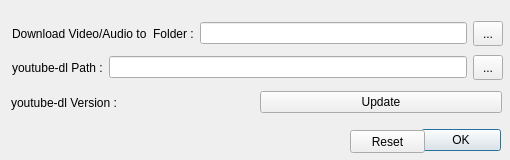
The window that src/videodl/vdlsettingsdialog.ui (rupeshs/ExMplayer) describes before a commit, drawn with Qt 5.
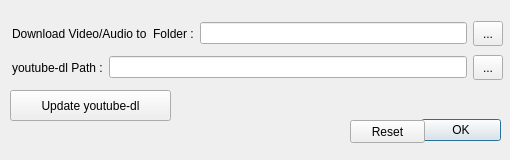
The same window after the commit. Icons and pictures are not drawn.

```diff
--- a/src/videodl/vdlsettingsdialog.ui
+++ b/src/videodl/vdlsettingsdialog.ui
@@ -10,6 +10,18 @@
     <height>160</height>
    </rect>
   </property>
+  <property name="minimumSize">
+   <size>
+    <width>510</width>
+    <height>160</height>
+   </size>
+  </property>
+  <property name="maximumSize">
+   <size>
+    <width>510</width>
+    <height>160</height>
+   </size>
+  </property>
   <property name="windowTitle">
    <string>Settings</string>
   </property>
@@ -21,7 +33,7 @@
    <property name="geometry">
     <rect>
      <x>420</x>
-     <y>120</y>
+     <y>110</y>
      <width>81</width>
      <height>41</height>
     </rect>
@@ -46,32 +58,6 @@
     <string>PushButton</string>
    </property>
   </widget>
-  <widget class="QWidget" name="layoutWidget">
-   <property name="geometry">
-    <rect>
-     <x>11</x>
-     <y>87</y>
-     <width>491</width>
-     <height>31</height>
-    </rect>
-   </property>
-   <layout class="QHBoxLayout" name="horizontalLayout_3">
-    <item>
-     <widget class="QLabel" name="label_3">
-      <property name="text">
-       <string>youtube-dl Version :</string>
-      </property>
-     </widget>
-    </item>
-    <item>
-     <widget class="QPushButton" name="pushButtonUpdate">
-      <property name="text">
-       <string>Update</string>
-      </property>
-     </widget>
-    </item>
-   </layout>
-  </widget>
   <widget class="QWidget" name="layoutWidget">
    <property name="geometry">
     <rect>
@@ -146,7 +132,7 @@
    <property name="geometry">
     <rect>
      <x>350</x>
-     <y>130</y>
+     <y>120</y>
      <width>75</width>
      <height>23</height>
     </rect>
@@ -155,6 +141,19 @@
     <string>Reset</string>
    </property>
   </widget>
+  <widget class="QPushButton" name="pushButtonUpdate">
+   <property name="geometry">
+    <rect>
+     <x>10</x>
+     <y>90</y>
+     <width>161</width>
+     <height>31</height>
+    </rect>
+   </property>
+   <property name="text">
+    <string>Update youtube-dl</string>
+   </property>
+  </widget>
  </widget>
  <resources>
   <include location="../ExMplayer.qrc"/>
```
